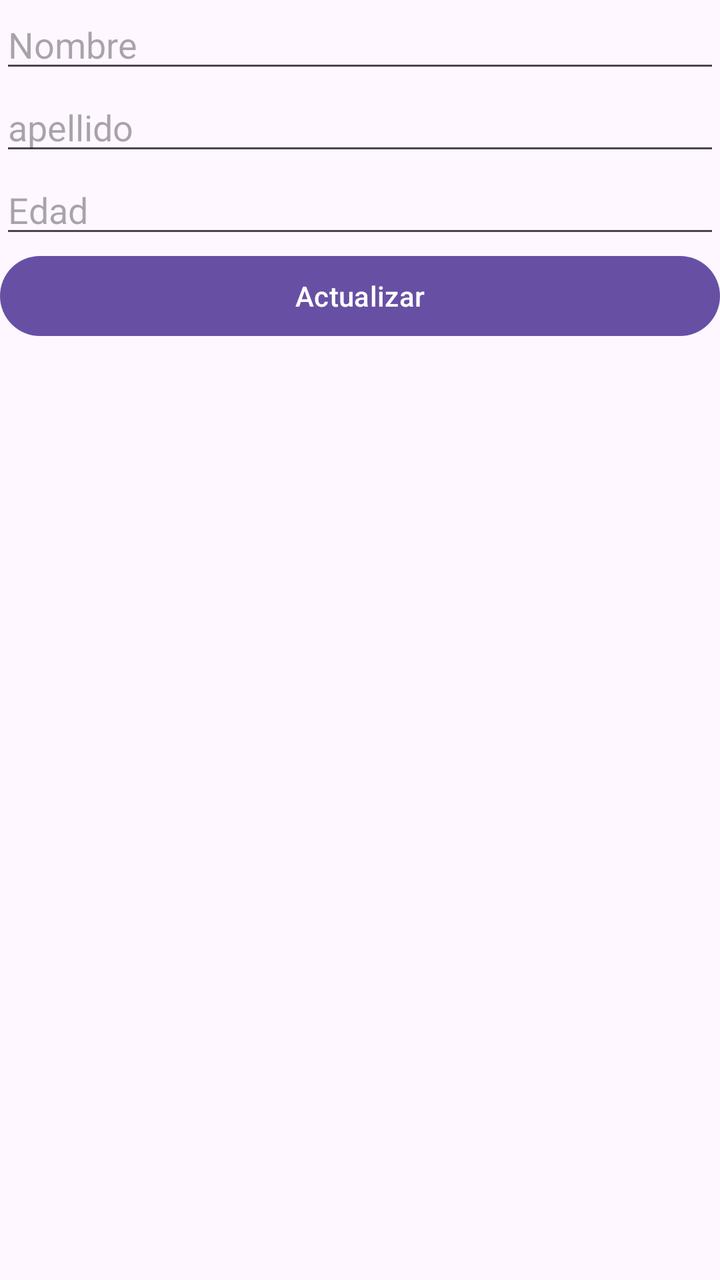
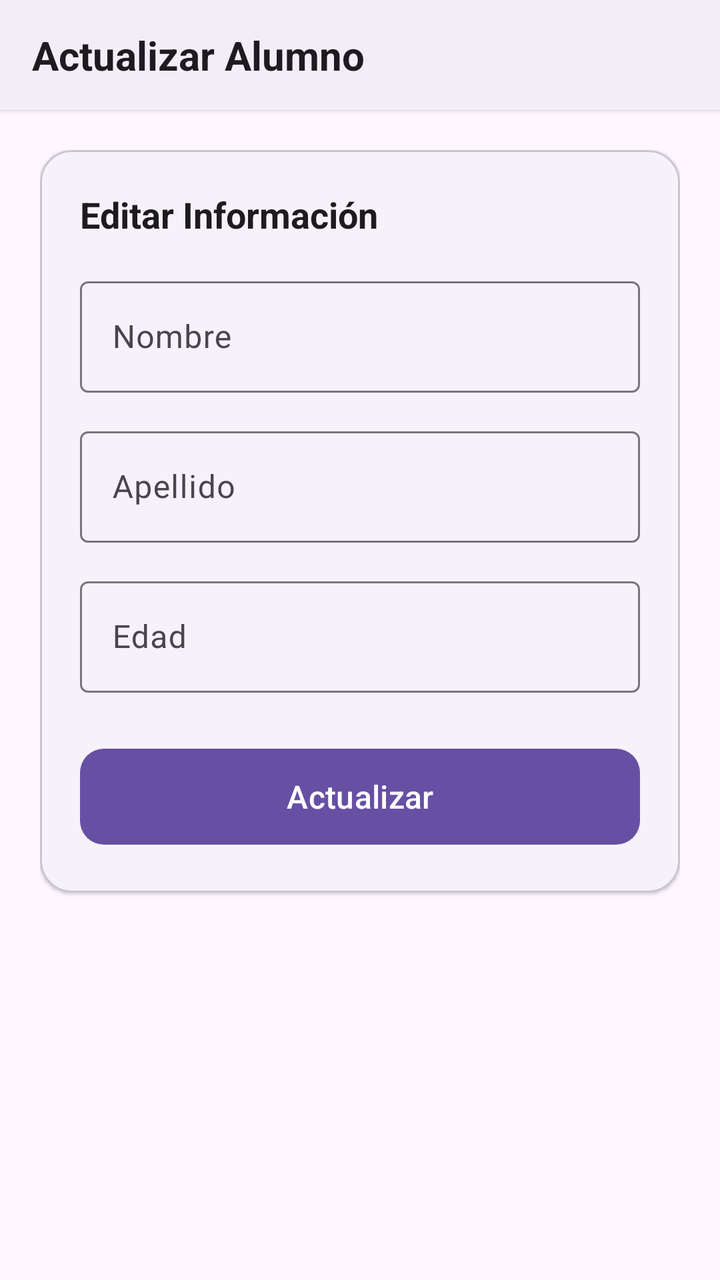

An Android layout rendered at two revisions. The XML below is the earlier revision; the diff shows what the commit changed to produce the second picture.
<!-- AndroidManifest.xml: application theme Theme.RetrofitCrudApp -->
<!-- res/layout/activity_actualizar_alumno.xml -->
<?xml version="1.0" encoding="utf-8"?>
<LinearLayout xmlns:android="http://schemas.android.com/apk/res/android"
    xmlns:app="http://schemas.android.com/apk/res-auto"
    xmlns:tools="http://schemas.android.com/tools"
    android:id="@+id/main"
    android:layout_width="match_parent"
    android:layout_height="match_parent"
    tools:context=".ActualizarAlumnoActivity"
    android:orientation="vertical">
    <EditText
        android:id="@+id/nombreEditText"
        android:layout_width="match_parent"
        android:layout_height="wrap_content"
        android:hint="Nombre" />
    <EditText
        android:id="@+id/apellidoEditText"
        android:layout_width="match_parent"
        android:layout_height="wrap_content"
        android:hint="apellido" />
    <EditText
        android:id="@+id/edadEditText"
        android:layout_width="match_parent"
        android:layout_height="wrap_content"
        android:hint="Edad" />
    <Button
        android:id="@+id/actualizarButton"
        android:layout_width="match_parent"
        android:layout_height="wrap_content"
        android:text="Actualizar" />
</LinearLayout>
<!-- resources referenced by this layout -->
<resources>
  <style name="Theme.RetrofitCrudApp" parent="Base.Theme.RetrofitCrudApp" />
  <style name="Base.Theme.RetrofitCrudApp" parent="Theme.Material3.DayNight.NoActionBar">
          
          
      </style>
</resources>

<!-- the commit's change to res/layout/activity_actualizar_alumno.xml (unified diff, before → after) -->
@@ -1,30 +1,141 @@
 <?xml version="1.0" encoding="utf-8"?>
-<LinearLayout xmlns:android="http://schemas.android.com/apk/res/android"
+<androidx.constraintlayout.widget.ConstraintLayout
+    xmlns:android="http://schemas.android.com/apk/res/android"
     xmlns:app="http://schemas.android.com/apk/res-auto"
     xmlns:tools="http://schemas.android.com/tools"
     android:id="@+id/main"
     android:layout_width="match_parent"
     android:layout_height="match_parent"
-    tools:context=".ActualizarAlumnoActivity"
-    android:orientation="vertical">
-    <EditText
-        android:id="@+id/nombreEditText"
+    android:background="?attr/colorSurface"
+    tools:context=".ActualizarAlumnoActivity">
+
+    
+    <com.google.android.material.card.MaterialCardView
+        android:id="@+id/headerCard"
         android:layout_width="match_parent"
         android:layout_height="wrap_content"
-        android:hint="Nombre" />
-    <EditText
-        android:id="@+id/apellidoEditText"
-        android:layout_width="match_parent"
-        android:layout_height="wrap_content"
-        android:hint="apellido" />
-    <EditText
-        android:id="@+id/edadEditText"
-        android:layout_width="match_parent"
-        android:layout_height="wrap_content"
-        android:hint="Edad" />
-    <Button
-        android:id="@+id/actualizarButton"
-        android:layout_width="match_parent"
-        android:layout_height="wrap_content"
-        android:text="Actualizar" />
-</LinearLayout>
+        app:cardCornerRadius="0dp"
+        app:cardElevation="2dp"
+        app:strokeWidth="0dp"
+        app:cardBackgroundColor="?attr/colorSurfaceContainer"
+        app:layout_constraintTop_toTopOf="parent"
+        app:layout_constraintStart_toStartOf="parent"
+        app:layout_constraintEnd_toEndOf="parent">
+
+        <LinearLayout
+            android:layout_width="match_parent"
+            android:layout_height="wrap_content"
+            android:orientation="horizontal"
+            android:gravity="center_vertical"
+            android:paddingHorizontal="16dp"
+            android:paddingVertical="14dp">
+
+            <TextView
+                android:layout_width="wrap_content"
+                android:layout_height="wrap_content"
+                android:text="Actualizar Alumno"
+                android:textSize="20sp"
+                android:textStyle="bold"
+                android:textColor="?attr/colorOnSurface" />
+        </LinearLayout>
+    </com.google.android.material.card.MaterialCardView>
+
+    <ScrollView
+        android:layout_width="0dp"
+        android:layout_height="0dp"
+        android:fillViewport="true"
+        app:layout_constraintTop_toBottomOf="@id/headerCard"
+        app:layout_constraintBottom_toBottomOf="parent"
+        app:layout_constraintStart_toStartOf="parent"
+        app:layout_constraintEnd_toEndOf="parent">
+
+        <LinearLayout
+            android:layout_width="match_parent"
+            android:layout_height="wrap_content"
+            android:orientation="vertical"
+            android:padding="20dp">
+
+            <com.google.android.material.card.MaterialCardView
+                android:layout_width="match_parent"
+                android:layout_height="wrap_content"
+                app:cardCornerRadius="16dp"
+                app:cardElevation="1dp"
+                app:strokeWidth="1dp"
+                app:strokeColor="?attr/colorOutlineVariant"
+                app:cardBackgroundColor="?attr/colorSurfaceContainerLow">
+
+                <LinearLayout
+                    android:layout_width="match_parent"
+                    android:layout_height="wrap_content"
+                    android:orientation="vertical"
+                    android:padding="20dp">
+
+                    <TextView
+                        android:layout_width="wrap_content"
+                        android:layout_height="wrap_content"
+                        android:text="Editar Información"
+                        android:textSize="18sp"
+                        android:textStyle="bold"
+                        android:textColor="?attr/colorOnSurface"
+                        android:layout_marginBottom="16dp" />
+
+                    <com.google.android.material.textfield.TextInputLayout
+                        style="@style/Widget.Material3.TextInputLayout.OutlinedBox"
+                        android:layout_width="match_parent"
+                        android:layout_height="wrap_content"
+                        android:layout_marginBottom="14dp"
+                        android:hint="Nombre">
+
+                        <com.google.android.material.textfield.TextInputEditText
+                            android:id="@+id/nombreEditText"
+                            android:layout_width="match_parent"
+                            android:layout_height="wrap_content"
+                            android:inputType="textCapWords"
+                            android:maxLines="1" />
+                    </com.google.android.material.textfield.TextInputLayout>
+
+                    <com.google.android.material.textfield.TextInputLayout
+                        style="@style/Widget.Material3.TextInputLayout.OutlinedBox"
+                        android:layout_width="match_parent"
+                        android:layout_height="wrap_content"
+                        android:layout_marginBottom="14dp"
+                        android:hint="Apellido">
+
+                        <com.google.android.material.textfield.TextInputEditText
+                            android:id="@+id/apellidoEditText"
+                            android:layout_width="match_parent"
+                            android:layout_height="wrap_content"
+                            android:inputType="textCapWords"
+                            android:maxLines="1" />
+                    </com.google.android.material.textfield.TextInputLayout>
+
+                    <com.google.android.material.textfield.TextInputLayout
+                        style="@style/Widget.Material3.TextInputLayout.OutlinedBox"
+                        android:layout_width="match_parent"
+                        android:layout_height="wrap_content"
+                        android:layout_marginBottom="24dp"
+                        android:hint="Edad">
+
+                        <com.google.android.material.textfield.TextInputEditText
+                            android:id="@+id/edadEditText"
+                            android:layout_width="match_parent"
+                            android:layout_height="wrap_content"
+                            android:inputType="number"
+                            android:maxLines="1" />
+                    </com.google.android.material.textfield.TextInputLayout>
+
+                    <com.google.android.material.button.MaterialButton
+                        android:id="@+id/actualizarButton"
+                        android:layout_width="match_parent"
+                        android:layout_height="56dp"
+                        android:text="Actualizar"
+                        android:textSize="16sp"
+                        app:cornerRadius="12dp" />
+
+                </LinearLayout>
+            </com.google.android.material.card.MaterialCardView>
+
+        </LinearLayout>
+    </ScrollView>
+
+</androidx.constraintlayout.widget.ConstraintLayout>
